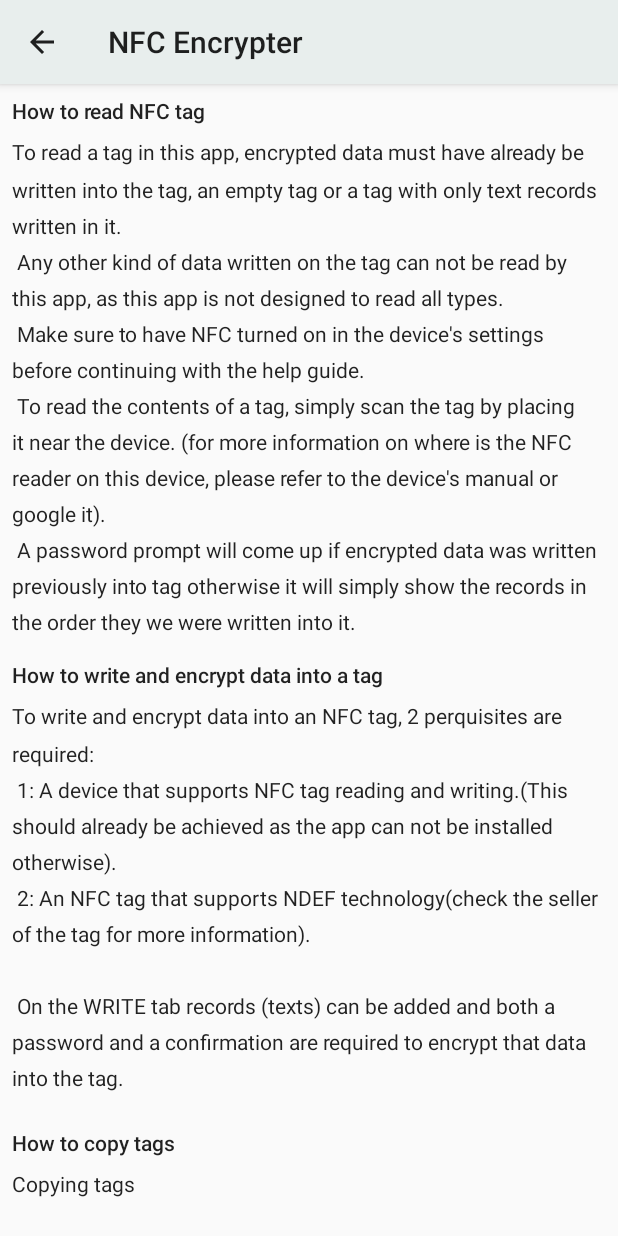
After one commit to mcpecommander/NfcEncrypter, an Android app: the HelpActivity screen opened directly, with no data from a screen before it, on a phone screen of 412 x 824 dp. The commit adds this screen. Run offline under Robolectric (Android 15) with nearby library versions, the phone set to English and light mode, and no system bars.

Commit message:
Started adding a help page

```diff
--- a/app/src/main/java/com/nfcencrypter/Fragments/ReaderFragment.java
+++ b/app/src/main/java/com/nfcencrypter/Fragments/ReaderFragment.java
@@ -95,7 +95,7 @@ public class ReaderFragment extends Fragment {
                             }else if (Arrays.equals(record.getId(), MainActivity.TAG_UID )){
                                 requirePassword = true;
                                 encryptedRecords.add(record);
-                            }else if (!Arrays.equals(record.getId(), MainActivity.OLD_TAG_UID )){
+                            }else if (Arrays.equals(record.getId(), MainActivity.OLD_TAG_UID )){
                                 requirePassword = true;
                                 encryptedRecords.add(record);
                             }
@@ -125,6 +125,9 @@ public class ReaderFragment extends Fragment {
                     }
                 }).setNegativeButton("Cancel", null).show();
             }else{
+                if(records.isEmpty()){
+                    records.add("Couldn't read Tag");
+                }
                 updateDataset(activity);
             }
         }else{
--- /dev/null
+++ b/app/src/main/java/com/nfcencrypter/HelpActivity.java
@@ -0,0 +1,38 @@
+package com.nfcencrypter;
+
+import androidx.appcompat.app.ActionBar;
+import androidx.appcompat.app.AppCompatActivity;
+import androidx.appcompat.widget.Toolbar;
+
+import android.os.Bundle;
+import android.view.Menu;
+import android.view.MenuInflater;
+import android.widget.ScrollView;
+
+import java.util.Objects;
+
+public class HelpActivity extends AppCompatActivity {
+
+    @Override
+    protected void onCreate(Bundle savedInstanceState) {
+        super.onCreate(savedInstanceState);
+        setContentView(R.layout.activity_help);
+        Toolbar myChildToolbar = findViewById(R.id.help_toolbar);
+        setSupportActionBar(myChildToolbar);
+
+        ActionBar ab = getSupportActionBar();
+
+        Objects.requireNonNull(ab).setDisplayHomeAsUpEnabled(true);
+
+
+        ScrollView scroll = findViewById(R.id.scroll);
+
+    }
+
+    @Override
+    public boolean onCreateOptionsMenu(Menu menu) {
+        MenuInflater inflater = getMenuInflater();
+        inflater.inflate(R.menu.help_options, menu);
+        return true;
+    }
+}
--- /dev/null
+++ b/app/src/main/res/layout/activity_help.xml
@@ -0,0 +1,91 @@
+<?xml version="1.0" encoding="utf-8"?>
+<androidx.constraintlayout.widget.ConstraintLayout xmlns:android="http://schemas.android.com/apk/res/android"
+    xmlns:app="http://schemas.android.com/apk/res-auto"
+    xmlns:tools="http://schemas.android.com/tools"
+    android:layout_width="match_parent"
+    android:layout_height="match_parent"
+    tools:context=".HelpActivity">
+
+    <androidx.appcompat.widget.Toolbar
+        android:id="@+id/help_toolbar"
+        android:layout_width="match_parent"
+        android:layout_height="56dp"
+        android:background="#E8EEED"
+        android:elevation="4dp"
+        android:minHeight="?attr/actionBarSize"
+        android:theme="@style/ThemeOverlay.AppCompat.ActionBar"
+        app:layout_constraintEnd_toEndOf="parent"
+        app:layout_constraintStart_toStartOf="parent"
+        app:layout_constraintTop_toTopOf="parent" />
+
+    <ScrollView
+        android:id="@+id/scroll"
+        android:layout_width="0dp"
+        android:layout_height="0dp"
+        android:layout_marginStart="8dp"
+        android:layout_marginTop="8dp"
+        android:layout_marginEnd="8dp"
+        android:layout_marginBottom="8dp"
+        app:layout_constraintBottom_toBottomOf="parent"
+        app:layout_constraintEnd_toEndOf="parent"
+        app:layout_constraintStart_toStartOf="parent"
+        app:layout_constraintTop_toBottomOf="@+id/help_toolbar">
+
+        <LinearLayout
+            android:layout_width="match_parent"
+            android:layout_height="wrap_content"
+            android:orientation="vertical">
+
+            <TextView
+                android:id="@+id/read_help_title"
+                android:layout_width="match_parent"
+                android:layout_height="wrap_content"
+                android:text="@string/read_help_title"
+                android:textAppearance="@style/TextAppearance.AppCompat.Body2" />
+
+            <TextView
+                android:id="@+id/read_help_desc"
+                android:layout_width="match_parent"
+                android:layout_height="wrap_content"
+                android:layout_marginTop="8dp"
+                android:lineSpacingMultiplier="1.5"
+                android:text="@string/read_help_desc"
+                android:textAppearance="@style/TextAppearance.AppCompat.Body1" />
+
+            <TextView
+                android:id="@+id/write_help_title"
+                android:layout_width="match_parent"
+                android:layout_height="wrap_content"
+                android:layout_marginTop="16dp"
+                android:text="@string/write_help_title"
+                android:textAppearance="@style/TextAppearance.AppCompat.Body2" />
+
+            <TextView
+                android:id="@+id/write_help_desc"
+                android:layout_width="match_parent"
+                android:layout_height="wrap_content"
+                android:layout_marginTop="8dp"
+                android:lineSpacingMultiplier="1.5"
+                android:text="@string/write_help_desc"
+                android:textAppearance="@style/TextAppearance.AppCompat.Body1" />
+
+            <TextView
+                android:id="@+id/copy_help_title"
+                android:layout_width="match_parent"
+                android:layout_height="wrap_content"
+                android:text="@string/copy_help_title"
+                android:textAppearance="@style/TextAppearance.AppCompat.Body2" />
+
+            <TextView
+                android:id="@+id/copy_help_desc"
+                android:layout_width="match_parent"
+                android:layout_height="wrap_content"
+                android:layout_marginTop="8dp"
+                android:lineSpacingMultiplier="1.5"
+                android:text="@string/copy_help_desc"
+                android:textAppearance="@style/TextAppearance.AppCompat.Body1" />
+
+        </LinearLayout>
+    </ScrollView>
+
+</androidx.constraintlayout.widget.ConstraintLayout>
--- /dev/null
+++ b/app/src/main/res/menu/help_options.xml
@@ -0,0 +1,4 @@
+<?xml version="1.0" encoding="utf-8"?>
+<menu xmlns:android="http://schemas.android.com/apk/res/android">
+
+</menu>
--- a/app/src/main/res/values/strings.xml
+++ b/app/src/main/res/values/strings.xml
@@ -1,6 +1,25 @@
 <resources>
     <string name="app_name">NFC Encrypter</string>
 
-    <!-- TODO: Remove or change this placeholder text -->
-    <string name="hello_blank_fragment">Hello blank fragment</string>
+    <string name="read_help_title">How to read NFC tag</string>
+    <string name="read_help_desc">To read a tag in this app,
+        encrypted data must have already be written into the tag,
+        an empty tag or a tag with only text records written in it.\n
+        Any other kind of data written on the tag can not be read by this app,
+        as this app is not designed to read all types.\n
+        Make sure to have NFC turned on in the device\'s settings before continuing with the help guide.\n
+        To read the contents of a tag, simply scan the tag by placing it near the device.
+        (for more information on where is the NFC reader on this device, please refer to the device\'s manual or google it).\n
+        A password prompt will come up if encrypted data was written previously into tag otherwise
+        it will simply show the records in the order they we were written into it.
+        </string>
+    <string name="write_help_title">How to write and encrypt data into a tag</string>
+    <string name="write_help_desc">To write and encrypt data into an NFC tag, 2 perquisites are required:\n
+        1: A device that supports NFC tag reading and writing.(This should already be achieved as the app can not be installed otherwise).\n
+        2: An NFC tag that supports NDEF technology(check the seller of the tag for more information).\n\n
+        On the WRITE tab records (texts) can be added and both a password and a confirmation are required to encrypt that data into the tag.\n
+    </string>
+    <string name="copy_help_title">How to copy tags</string>
+    <string name="copy_help_desc">Copying tags </string>
+
 </resources>
```
Also changed, not shown: app/src/main/AndroidManifest.xml (+9 -3 lines), app/src/main/java/com/nfcencrypter/Fragments/WriterFragment.java (+7 -7 lines), app/src/main/java/com/nfcencrypter/MainActivity.java (+22 -0 lines), app/src/main/res/layout/activity_main.xml (+18 -5 lines), app/src/main/res/menu/options.xml (added, +11 -0 lines).
